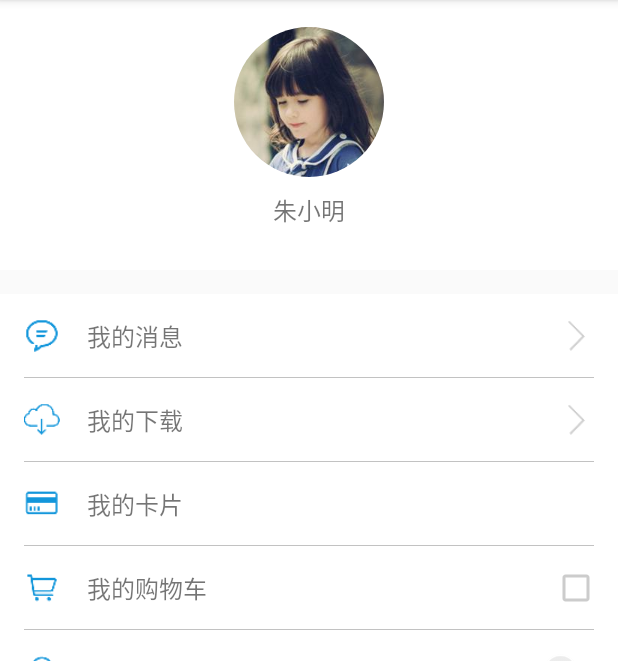
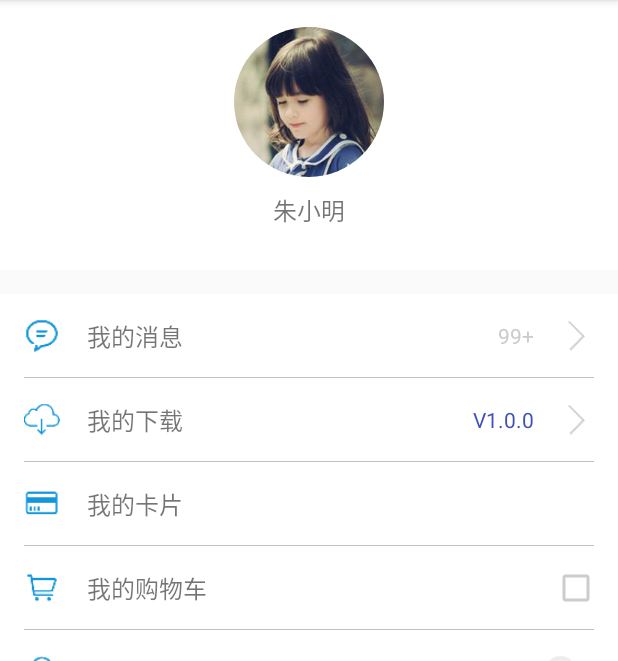
Before and after one commit to leonHua/LSettingView, an Android app: the screen it shows after launch (MainActivity), on a phone screen of 412 x 824 dp, the part 84-745 px from its top. Run offline under Robolectric (Android 15) with nearby library versions, the phone set to English and light mode, and no system bars.

Commit message:
update show right text

```diff
--- a/app/src/main/res/layout/activity_main.xml
+++ b/app/src/main/res/layout/activity_main.xml
@@ -1,7 +1,6 @@
 <?xml version="1.0" encoding="utf-8"?>
 <LinearLayout
     xmlns:android="http://schemas.android.com/apk/res/android"
-    xmlns:app="http://schemas.android.com/apk/res-auto"
     xmlns:leon="http://schemas.android.com/apk/res-auto"
     xmlns:tools="http://schemas.android.com/tools"
     android:layout_width="match_parent"
@@ -37,14 +36,21 @@
         android:id="@+id/item_one"
         android:layout_width="match_parent"
         android:layout_height="wrap_content"
+        leon:isShowRightText="true"
         leon:leftIcon="@drawable/history"
-        leon:leftText="我的消息"/>
+        leon:leftText="我的消息"
+        leon:rightText="99+"
+        leon:rightTextColor="@color/gray"
+        leon:rightTextSize="14sp"/>
 
     <com.leon.lib.settingview.LSettingItem
         android:layout_width="match_parent"
         android:layout_height="wrap_content"
+        leon:isShowRightText="true"
         leon:leftIcon="@drawable/download"
-        leon:leftText="我的下载"/>
+        leon:leftText="我的下载"
+        leon:rightText="V1.0.0"
+        leon:rightTextColor="@color/colorPrimary"/>
 
     <com.leon.lib.settingview.LSettingItem
         android:layout_width="match_parent"
@@ -57,7 +63,7 @@
         android:id="@+id/item_four"
         android:layout_width="match_parent"
         android:layout_height="wrap_content"
-        app:theme="@style/MyCheckBox"
+        android:theme="@style/MyCheckBox"
         leon:leftIcon="@drawable/ic_action_action_add_shopping_cart"
         leon:leftText="我的购物车"
         leon:rightStyle="iconCheck"/>
@@ -65,7 +71,7 @@
     <com.leon.lib.settingview.LSettingItem
         android:layout_width="match_parent"
         android:layout_height="wrap_content"
-        app:theme="@style/MyCheckBox"
+        android:theme="@style/MyCheckBox"
         leon:isShowUnderLine="false"
         leon:leftIcon="@drawable/ic_action_communication_location_on"
         leon:leftText="我的位置"
--- a/app/src/main/res/values/colors.xml
+++ b/app/src/main/res/values/colors.xml
@@ -3,4 +3,5 @@
     <color name="colorPrimary">#3F51B5</color>
     <color name="colorPrimaryDark">#303F9F</color>
     <color name="colorAccent">#FF4081</color>
+    <color name="gray">#cccccc</color>
 </resources>
```
Also changed, not shown: 1 other file.
